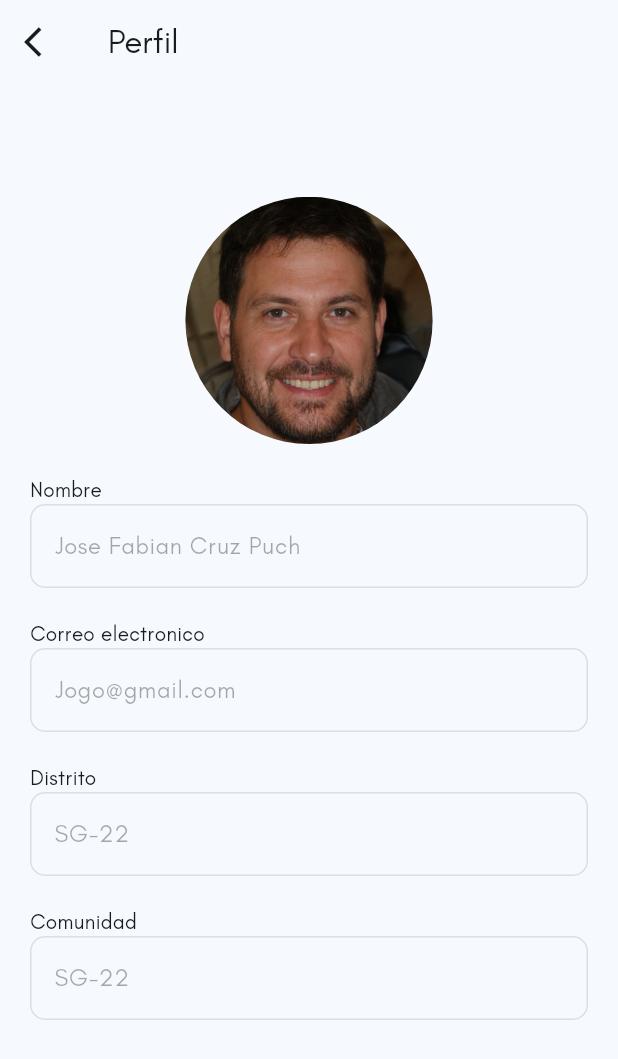
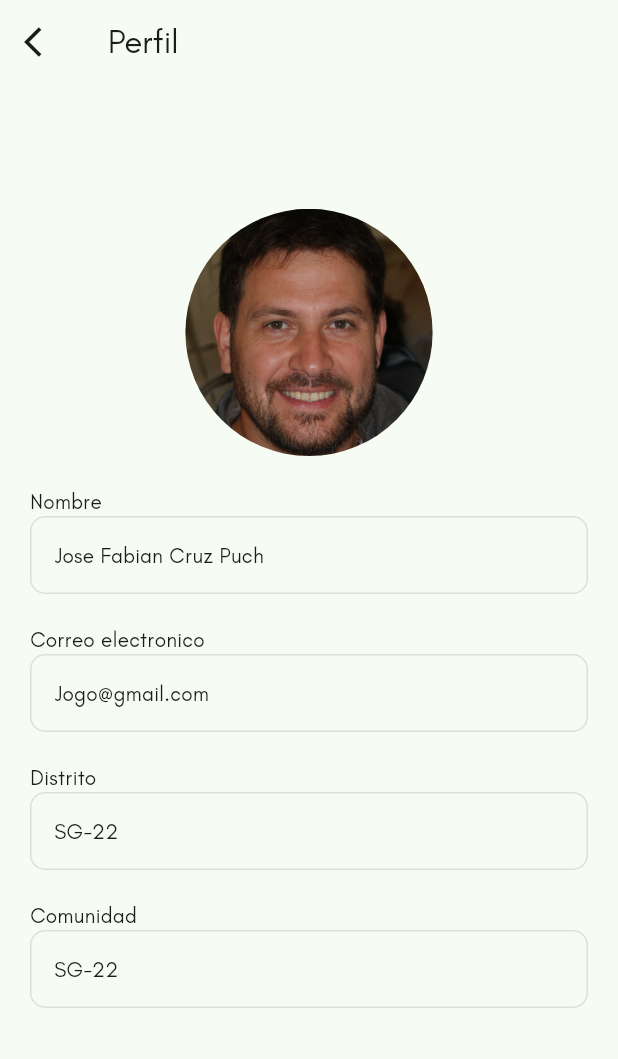
Before and after one commit to EquipoTrabajoMembrana/membrana_movil, a Flutter app: the screen it shows after launch, after a tap on the "person" icon, on a phone screen of 412 x 824 dp. Shown: the top 1059 px of the screen. Run offline on Flutter 3.47's test engine with Material 3 defaults, Android fonts, the phone set to English and light mode, and no system bars; our stand-ins replace sizer.

Commit message:
added the app theme

```diff
--- a/lib/main.dart
+++ b/lib/main.dart
@@ -2,6 +2,8 @@ import 'package:flutter/material.dart';
 import 'package:flutter/services.dart';
 import 'package:membrana/presentation/pages/home_page.dart';
 import 'package:sizer/sizer.dart';
+import 'theme/theme.dart';
+import 'theme/util.dart';
 
 void main() {
   WidgetsFlutterBinding.ensureInitialized();
@@ -16,20 +18,16 @@ class MyApp extends StatelessWidget {
 
   @override
   Widget build(BuildContext context) {
+    final brightness = View.of(context).platformDispatcher.platformBrightness;
+    TextTheme textTheme = createTextTheme(context, 'Teachers');
+    MaterialTheme theme = MaterialTheme(textTheme);
+
     return Sizer(
       builder: (context, orientation, deviceType) {
         return MaterialApp(
           debugShowCheckedModeBanner: false,
           title: 'Membrana',
-          theme: ThemeData(
-            navigationBarTheme: NavigationBarThemeData(
-                labelTextStyle: WidgetStateProperty.all(
-              TextStyle(fontFamily: 'Teachers'),
-            )),
-            colorScheme:
-                ColorScheme.fromSeed(seedColor: const Color(0xffced4da)),
-            useMaterial3: true,
-          ),
+          theme: brightness == Brightness.light ? theme.light() : theme.dark(),
           home: const Home(),
         );
       },
--- a/lib/presentation/pages/add_form_page.dart
+++ b/lib/presentation/pages/add_form_page.dart
@@ -11,7 +11,6 @@ class AgregarFormulario extends StatelessWidget {
       appBar: AppBar(
         title: Text(
           'Form 1',
-          style: TextStyle(fontFamily: 'Teachers'),
         ),
         leading: IconButton(
           icon: const Icon(Icons.arrow_back_ios),
@@ -29,7 +28,6 @@ class AgregarFormulario extends StatelessWidget {
                 ExpansionTile(
                   title: Text(
                     'Area 1',
-                    style: TextStyle(fontFamily: 'Teachers'),
                   ),
                   shape: Border(),
                   children: [
--- a/lib/presentation/pages/avisos_page.dart
+++ b/lib/presentation/pages/avisos_page.dart
@@ -9,7 +9,6 @@ class Avisos extends StatelessWidget {
       appBar: AppBar(
         title: Text(
           'Avisos',
-          style: TextStyle(fontFamily: 'Teachers'),
         ),
       ),
       body: SafeArea(
--- a/lib/presentation/pages/forms_page.dart
+++ b/lib/presentation/pages/forms_page.dart
@@ -15,7 +15,6 @@ class Formularios extends StatelessWidget {
       appBar: AppBar(
         title: Text(
           mesNombre,
-          style: TextStyle(fontFamily: 'Teachers'),
         ),
         leading: IconButton(
           icon: const Icon(Icons.arrow_back_ios),
@@ -59,7 +58,6 @@ class Formularios extends StatelessWidget {
                                   ),
                                   Text(
                                     'Form',
-                                    style: TextStyle(fontFamily: 'Teachers'),
                                   ),
                                 ],
                               ),
--- a/lib/presentation/pages/profile_page.dart
+++ b/lib/presentation/pages/profile_page.dart
@@ -17,7 +17,6 @@ class Perfil extends StatelessWidget {
         ),
         title: Text(
           'Perfil',
-          style: TextStyle(fontFamily: 'Teachers'),
         ),
       ),
       body: SafeArea(
@@ -45,7 +44,6 @@ class Perfil extends StatelessWidget {
                     children: [
                       Text(
                         'Nombre',
-                        style: TextStyle(fontFamily: 'Teachers'),
                       ),
                       CustomTextField(
                         isEnabled: false,
@@ -62,7 +60,6 @@ class Perfil extends StatelessWidget {
                     children: [
                       Text(
                         'Correo electronico',
-                        style: TextStyle(fontFamily: 'Teachers'),
                       ),
                       CustomTextField(
                         isEnabled: false,
@@ -79,7 +76,6 @@ class Perfil extends StatelessWidget {
                     children: [
                       Text(
                         'Distrito',
-                        style: TextStyle(fontFamily: 'Teachers'),
                       ),
                       CustomTextField(
                         isEnabled: false,
@@ -96,7 +92,6 @@ class Perfil extends StatelessWidget {
                     children: [
                       Text(
                         'Comunidad',
-                        style: TextStyle(fontFamily: 'Teachers'),
                       ),
                       CustomTextField(
                         isEnabled: false,
--- a/lib/presentation/pages/reportes_page.dart
+++ b/lib/presentation/pages/reportes_page.dart
@@ -13,7 +13,6 @@ class Reportes extends StatelessWidget {
       appBar: AppBar(
         title: const Text(
           'Reportes',
-          style: TextStyle(fontFamily: 'Teachers'),
         ),
         actions: [
           IconButton(
@@ -46,7 +45,6 @@ class Reportes extends StatelessWidget {
                       shape: Border(),
                       title: Text(
                         'Periodo',
-                        style: TextStyle(fontFamily: 'Teachers'),
                       ),
                       children: [
                         Divider(),
@@ -55,7 +53,6 @@ class Reportes extends StatelessWidget {
                           enabled: false,
                           title: Text(
                             '2023',
-                            style: TextStyle(fontFamily: 'Teachers'),
                           ),
                           children: List.generate(
                             meses.length,
@@ -63,7 +60,6 @@ class Reportes extends StatelessWidget {
                               return ListTile(
                                 title: Text(
                                   meses[index],
-                                  style: TextStyle(fontFamily: 'Teachers'),
                                 ),
                               );
                             },
@@ -74,7 +70,6 @@ class Reportes extends StatelessWidget {
                           shape: Border(),
                           title: Text(
                             '2024',
-                            style: TextStyle(fontFamily: 'Teachers'),
                           ),
                           children: List.generate(
                             meses.length,
@@ -93,7 +88,6 @@ class Reportes extends StatelessWidget {
                                   },
                                   child: Text(
                                     meses[index],
-                                    style: TextStyle(fontFamily: 'Teachers'),
                                   ),
                                 ),
                               );
@@ -114,7 +108,9 @@ class Reportes extends StatelessWidget {
                           ),
                         );
                       },
-                      child: const Text('Iniciar sesion', style: TextStyle(fontFamily: 'Teachers'),),
+                      child: const Text(
+                        'Iniciar sesion',
+                      ),
                     ),
                   ),
                 ],
--- a/lib/presentation/widgets/custom_textfield.dart
+++ b/lib/presentation/widgets/custom_textfield.dart
@@ -1,5 +1,3 @@
-import 'dart:developer';
-
 import 'package:flutter/material.dart';
 
 class CustomTextField extends StatefulWidget {
@@ -46,51 +44,53 @@ class _CustomTextFieldState extends State<CustomTextField> {
 
   @override
   Widget build(BuildContext context) {
+    final theme = Theme.of(context);
+    final primaryColor = theme.colorScheme.primary;
+    final onSurfaceColor = theme.colorScheme.onSurface;
+    final inputBorder = OutlineInputBorder(
+      borderSide: BorderSide(
+        color: onSurfaceColor,
+      ),
+      borderRadius: const BorderRadius.all(
+        Radius.circular(10.0),
+      ),
+    );
+
     return Material(
       color: Colors.transparent,
       child: TextFormField(
-        style: TextStyle(
-          fontFamily: 'Teachers',
-        ),
+        style: theme.textTheme.bodyMedium,
         controller: widget.textController,
         onTap: widget.onTap,
         keyboardType: widget.keyboardType,
         textInputAction: widget.textInputAction,
         decoration: InputDecoration(
           floatingLabelBehavior: FloatingLabelBehavior.always,
-          focusedBorder: OutlineInputBorder(
-            borderSide: BorderSide(
-              color: Color(0xFF495057),
-            ),
-            borderRadius: BorderRadius.all(
-              Radius.circular(10.0),
-            ),
-          ),
-          border: const OutlineInputBorder(
-            borderRadius: BorderRadius.all(
-              Radius.circular(10.0),
-            ),
-          ),
-          prefixIcon: widget.icon == null ? null : Icon(widget.icon),
-          prefixIconColor: const Color(0xFF14213d),
+          focusedBorder: inputBorder,
+          border: inputBorder,
+          prefixIcon: widget.icon == null
+              ? null
+              : Icon(
+                  widget.icon,
+                  color: primaryColor,
+                ),
           suffixIcon: widget.showPass == false
               ? null
               : GestureDetector(
                   onTap: () {
                     togglevisibility();
-                    log('message');
                   },
                   child: Icon(
                     !showPassword ? Icons.visibility : Icons.visibility_off,
-                    color: const Color(0xFF14213d),
+                    color: primaryColor,
                   ),
                 ),
-          suffixIconColor: const Color(0xFF14213d),
           labelText: widget.labelText,
-          labelStyle:
-              const TextStyle(color: Color(0xFF14213d), fontFamily: 'Teachers'),
+          labelStyle: theme.textTheme.bodyLarge?.copyWith(
+            color: primaryColor,
+          ),
           hintText: widget.hintText,
-          hintStyle: const TextStyle(fontFamily: 'Teachers'),
+          hintStyle: theme.textTheme.bodyMedium,
         ),
         obscureText: widget.showPass == true ? !showPassword : false,
         obscuringCharacter: widget.obscureTextCharacter,
--- /dev/null
+++ b/lib/theme/util.dart
@@ -0,0 +1,22 @@
+import 'package:flutter/material.dart';
+
+TextTheme createTextTheme(BuildContext context, String fontFamily) {
+  TextTheme baseTextTheme = Theme.of(context).textTheme;
+  return baseTextTheme.copyWith(
+    bodyLarge: baseTextTheme.bodyLarge?.copyWith(fontFamily: fontFamily),
+    bodyMedium: baseTextTheme.bodyMedium?.copyWith(fontFamily: fontFamily),
+    bodySmall: baseTextTheme.bodySmall?.copyWith(fontFamily: fontFamily),
+    labelLarge: baseTextTheme.labelLarge?.copyWith(fontFamily: fontFamily),
+    labelMedium: baseTextTheme.labelMedium?.copyWith(fontFamily: fontFamily),
+    labelSmall: baseTextTheme.labelSmall?.copyWith(fontFamily: fontFamily),
+    titleLarge: baseTextTheme.titleLarge?.copyWith(fontFamily: fontFamily),
+    titleMedium: baseTextTheme.titleMedium?.copyWith(fontFamily: fontFamily),
+    titleSmall: baseTextTheme.titleSmall?.copyWith(fontFamily: fontFamily),
+    headlineLarge:
+        baseTextTheme.headlineLarge?.copyWith(fontFamily: fontFamily),
+    headlineMedium:
+        baseTextTheme.headlineMedium?.copyWith(fontFamily: fontFamily),
+    headlineSmall:
+        baseTextTheme.headlineSmall?.copyWith(fontFamily: fontFamily),
+  );
+}
```
Also changed, not shown: lib/presentation/pages/login_page.dart (+10 -14 lines), lib/presentation/widgets/custom_elevatedbutton.dart (+15 -8 lines), lib/presentation/widgets/custom_textbutton.dart (+5 -3 lines), lib/theme/theme.dart (added, +390 -0 lines).
